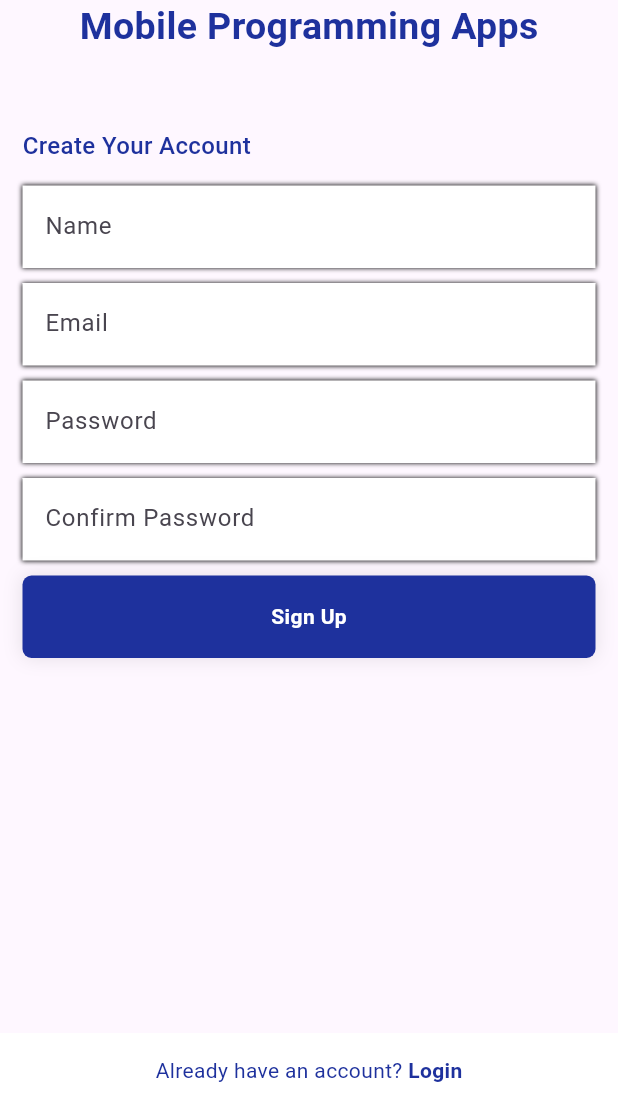
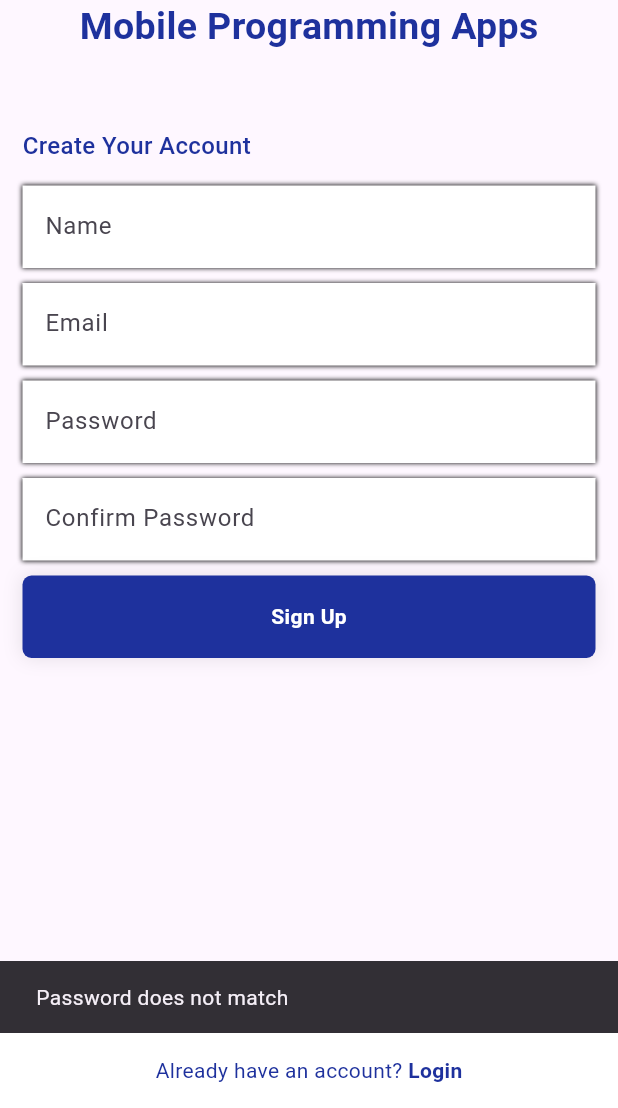
Before and after one commit to Dapxyz/auth-crud, a Flutter app: the CreateView screen opened directly, after a tap on "Sign Up", on a phone screen of 412 x 824 dp, the part 128-1236 px from its top. Run offline on Flutter 3.47's test engine with Material 3 defaults, Android fonts, the phone set to English and light mode, and no system bars; our stand-ins replace flutter_svg, get, image_picker.

Commit message:
feat(create): first commit

```diff
--- a/lib/view/Screen/create.view.dart
+++ b/lib/view/Screen/create.view.dart
@@ -9,13 +9,12 @@ import 'login.view.dart';
 class CreateView extends StatelessWidget {
   final http.Client httpClient = http.Client();
 
-  CreateView({required Key key}) : super(key: key);
+  CreateView({super.key});
 
   final TextEditingController nameController = TextEditingController();
   final TextEditingController emailController = TextEditingController();
   final TextEditingController passwordController = TextEditingController();
-  final TextEditingController confirmPasswordController =
-      TextEditingController();
+  final TextEditingController confirmPasswordController = TextEditingController();
 
   Future<void> sendDataToServer(BuildContext context) async {
     const url = 'http://localhost:4500/users';
@@ -39,13 +38,9 @@ class CreateView extends StatelessWidget {
         print('Data sent successfully');
 
         // Parse the response body
-        final responseData = json.decode(response.body);
-
-        // Check if registration was successful
-        if (responseData['success'] == true) {
-          // Show registration success message
+        if (context.mounted) {
           ScaffoldMessenger.of(context).showSnackBar(
-            SnackBar(
+            const SnackBar(
               content: Text('Registration successful'),
             ),
           );
@@ -54,13 +49,6 @@ class CreateView extends StatelessWidget {
           Navigator.pushReplacement(
             context,
             MaterialPageRoute(builder: (context) => LoginView()),
-          );
-        } else {
-          // Show error message
-          ScaffoldMessenger.of(context).showSnackBar(
-            SnackBar(
-              content: Text(responseData['message'] ?? 'Registration failed'),
-            ),
           );
         }
       } else {
@@ -178,9 +166,10 @@ class CreateView extends StatelessWidget {
                 // Sign up button
                 ButtonGlobal(
                   onPressed: () async {
-                    if (passwordController.text ==
-                        confirmPasswordController.text) {
-                      // Add your sign-up logic here
+                    if (nameController.text.isNotEmpty &&
+                        emailController.text.isNotEmpty &&
+                        passwordController.text.isNotEmpty &&
+                        confirmPasswordController.text.contains(passwordController.text)) {
                       sendDataToServer(context); // Call function to save data to database
                     } else {
                       // Show password mismatch error
@@ -191,7 +180,9 @@ class CreateView extends StatelessWidget {
                       );
                     }
                   },
-                  text: 'Sign Up', btnColor: GlobalColors.mainColor, txtColor: GlobalColors.mainColor,
+                  text: 'Sign Up',
+                  btnColor: GlobalColors.mainColor,
+                  txtColor: GlobalColors.mainColor,
                 ),
               ],
             ),
@@ -212,16 +203,11 @@ class CreateView extends StatelessWidget {
             InkWell(
               onTap: () {
                 // Navigate to login page
-                Navigator.push(
-                    context,
-                    MaterialPageRoute(
-                        builder: (context) => LoginView()));
+                Navigator.push(context, MaterialPageRoute(builder: (context) => LoginView()));
               },
               child: Text(
                 'Login',
-                style: TextStyle(
-                    color: GlobalColors.mainColor,
-                    fontWeight: FontWeight.bold),
+                style: TextStyle(color: GlobalColors.mainColor, fontWeight: FontWeight.bold),
               ),
             ),
           ],
```
Also changed, not shown: pubspec.yaml (+3 -7 lines), 2 other files.
